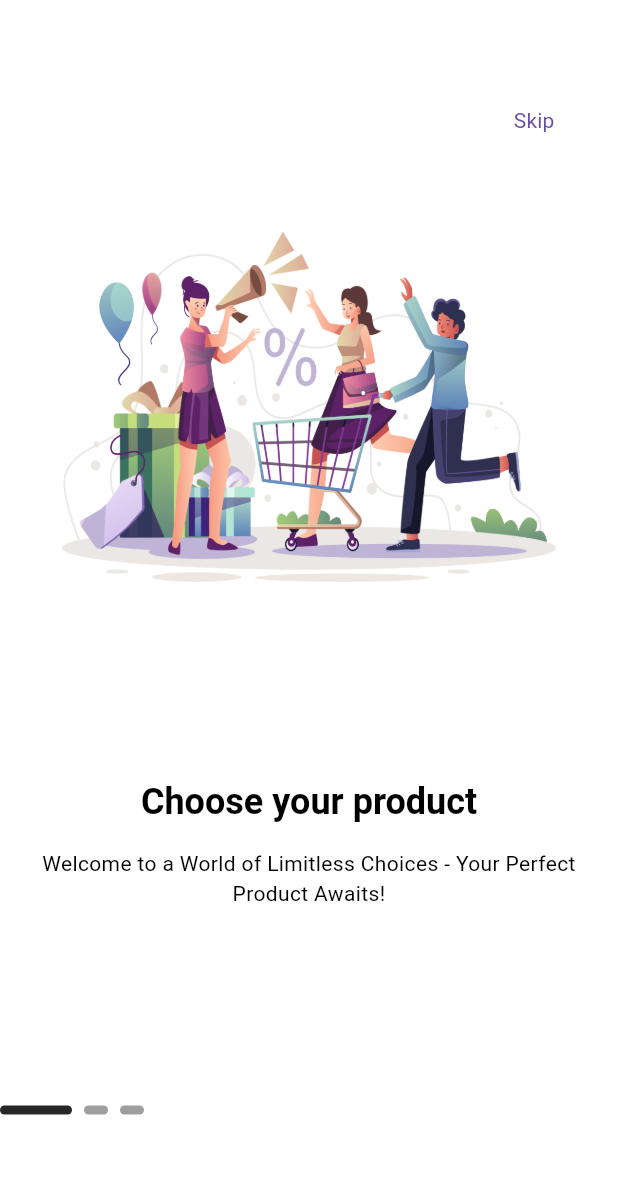
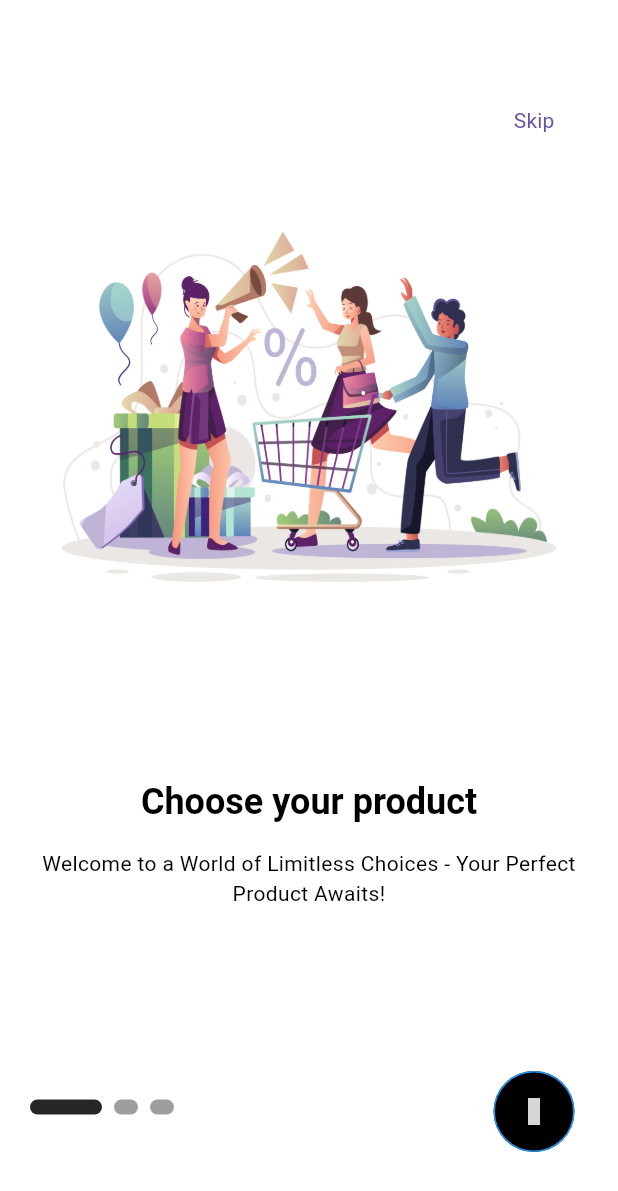
Before and after one commit to arifbsns22/professional-Ecommerce, a Flutter app: the screen it shows after launch, on a phone screen of 412 x 824 dp. Shown: the top 1191 px of the screen. Run offline on Flutter 3.47's test engine with Material 3 defaults, Android fonts, the phone set to English and light mode, and no system bars; drawn by our look-alikes of smooth_page_indicator; our stand-ins replace get, get_storage, iconsax, logger; Roboto replaces fonts that are missing (Poppins); grey boxes are pictures that could not be loaded.

Commit message:
onBoarding Screen Done

```diff
--- a/lib/features/auth/screens/onboarding.dart
+++ b/lib/features/auth/screens/onboarding.dart
@@ -1,5 +1,12 @@
+import 'package:ecom/features/auth/onboarding_controller/onboarding_controller.dart';
 import 'package:ecom/features/auth/screens/widgets/onboarding_widgets.dart';
+import 'package:ecom/utils/constants/colors.dart';
+import 'package:ecom/utils/constants/sizes.dart';
+import 'package:ecom/utils/device/device_utility.dart';
+import 'package:ecom/utils/helpers/helper_functions.dart';
 import 'package:flutter/material.dart';
+import 'package:get/get.dart';
+import 'package:iconsax/iconsax.dart';
 import '../../../utils/constants/images_strings.dart';
 import '../../../utils/constants/text_strings.dart';
 
@@ -8,10 +15,15 @@ class OnBoardingScreen extends StatelessWidget {
 
   @override
   Widget build(BuildContext context) {
+    final controller = Get.put(OnBoardingController());
+
+
     return Scaffold(
       body: Stack(
         children: [
           PageView(
+            controller: controller.pageController,
+            onPageChanged: controller.updatePageIndicator,
             children: const [
               OnBoardingPage(
                 image: TImages.onBoarding1,
@@ -35,9 +47,30 @@ class OnBoardingScreen extends StatelessWidget {
           //-------------------------------Dot Navigation
           const OnBoardingDotNavigation(),
           //-------------------------------Circular Button
-
+          const OnBoardingNextButton()
         ],
       ),
     );
   }
 }
+
+class OnBoardingNextButton extends StatelessWidget {
+  const OnBoardingNextButton({
+    super.key,
+  });
+
+  @override
+  Widget build(BuildContext context) {
+    final dark = THelperFunctions.isDarkMode(context);
+    return Positioned(
+        right: TSizes.defaultSpace,
+        bottom: TDeviceUtils.getBottomNavigationBarHeight(),
+        child: ElevatedButton(
+          onPressed: () => OnBoardingController.instance.nextPage(),
+          style: ElevatedButton.styleFrom(
+              shape: const CircleBorder(),
+              backgroundColor: dark ? TColors.primary : Colors.black),
+          child: const Icon(Iconsax.arrow_right4),
+        ));
+  }
+}
--- a/lib/features/auth/screens/widgets/onboarding_widgets.dart
+++ b/lib/features/auth/screens/widgets/onboarding_widgets.dart
@@ -1,3 +1,4 @@
+import 'package:ecom/features/auth/onboarding_controller/onboarding_controller.dart';
 import 'package:flutter/material.dart';
 import 'package:smooth_page_indicator/smooth_page_indicator.dart';
 import '../../../../utils/constants/colors.dart';
@@ -16,13 +17,14 @@ class OnBoardingSkip extends StatelessWidget {
         top: TDeviceUtils.getAppBarHeight(),
         right: TSizes.defaultSpace,
         child: TextButton(
-          onPressed: () {},
-          child: const Text('Skip',style: TextStyle(fontSize: 14),),
+          onPressed: () => OnBoardingController.instance.skipPage,
+          child: const Text(
+            'Skip',
+            style: TextStyle(fontSize: 14),
+          ),
         ));
   }
 }
-
-
 
 class OnBoardingPage extends StatelessWidget {
   const OnBoardingPage({
@@ -61,7 +63,6 @@ class OnBoardingPage extends StatelessWidget {
   }
 }
 
-
 class OnBoardingDotNavigation extends StatelessWidget {
   const OnBoardingDotNavigation({
     super.key,
@@ -69,12 +70,18 @@ class OnBoardingDotNavigation extends StatelessWidget {
 
   @override
   Widget build(BuildContext context) {
+    final controller = OnBoardingController.instance;
     final dark = THelperFunctions.isDarkMode(context);
 
     return Positioned(
+        left: 20,
         bottom: TDeviceUtils.getBottomNavigationBarHeight() + 25,
-        child: SmoothPageIndicator(controller: PageController(),
-            effect: ExpandingDotsEffect(activeDotColor: dark ? TColors.light: TColors.dark, dotHeight: 6),
+        child: SmoothPageIndicator(
+            controller: controller.pageController,
+            onDotClicked: controller.dotNavigationClick,
+            effect: ExpandingDotsEffect(
+                activeDotColor: dark ? TColors.light : TColors.dark,
+                dotHeight: 10),
             count: 3));
   }
 }
```
Also changed, not shown: lib/features/auth/onboarding_controller/onboarding_controller.dart (+32 -4 lines).
